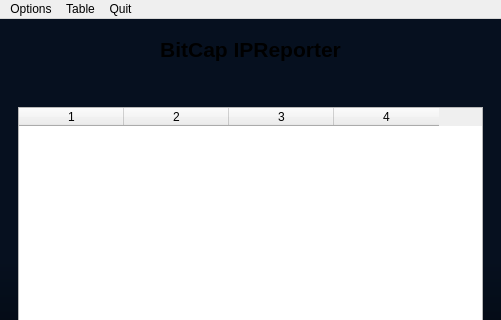
bitcap-co/bitcap-ipr, file src/ui/MainWindow.ui: the form before one commit; both pictures show x 0 to 501 and y 0 to 320 of the 501 by 500 pixel window.
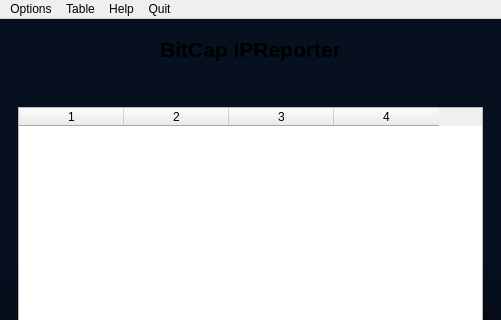
The form after the commit.

Commit message: add new help options

What changed in the file:
```diff
--- a/src/ui/MainWindow.ui
+++ b/src/ui/MainWindow.ui
@@ -395,9 +395,9 @@
     <addaction name="actionCopySelectedElements"/>
     <addaction name="actionExport"/>
    </widget>
-   <addaction name="menuAbout"/>
    <addaction name="menuOptions"/>
    <addaction name="menuTable"/>
+   <addaction name="menuHelp"/>
    <addaction name="menuQuit"/>
   </widget>
   <action name="actionHelp">
```
Left out of the diff: 31 changed lines with no effect on the pictures. The commit also changes 1 other file.
